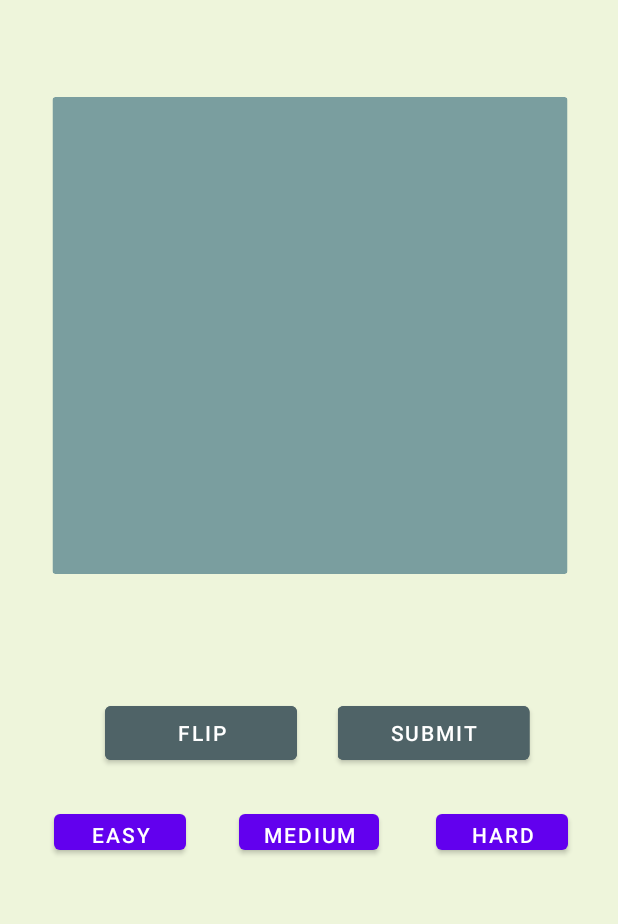
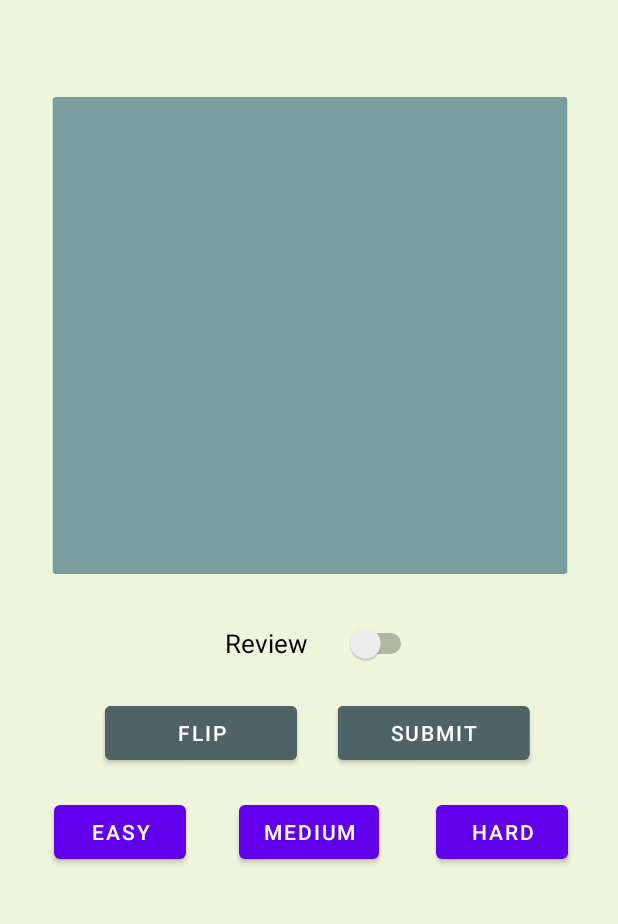
Before and after one commit to Nick-1357/QuizApp, an Android app: the FlashCardBackActivity screen opened directly, with no data from a screen before it, after a tap on "EASY", on a phone screen of 412 x 824 dp, the part 212-1136 px from its top. Run offline under Robolectric (Android 15) with nearby library versions, the light colour scheme and no system bars; 3 statements that could not run were skipped.

Commit message:
implement flashcard back difficulty buttons

```diff
--- a/QuizApp/app/src/main/java/edu/gatech/seclass/quizapp/FlashCardBackActivity.java
+++ b/QuizApp/app/src/main/java/edu/gatech/seclass/quizapp/FlashCardBackActivity.java
@@ -19,17 +19,16 @@
 
     private Button submitButton;
     private Button flipButton;
-    //private Button correctButton;
-    //private Button incorrectButton;
     private String frontText;
     private String backText;
     private FlashCardQuestion flashCardQuestion;
     private int correct;
-    //private Switch toggleSwitch;
+    private Switch toggleSwitch;
     private Button easyButton;
     private Button mediumButton;
     private Button hardButton;
     private ArrayList<Integer> difficultyLevel = new ArrayList<>();
+    private int currentAnswer;
 
     private boolean isAnswered;
 
@@ -55,59 +54,41 @@
     }
 
     private void initializeButtons() {
-//        incorrectButton = (Button) findViewById(R.id.incorrectButton);
-//        incorrectButton.setOnClickListener(view -> {
-//            markIncorrect();
-//            isAnswered = true;
-//        });
-
-//        correctButton = (Button) findViewById(R.id.correctButton2);
-//        correctButton.setOnClickListener(view -> {
-//            markCorrect();
-//            isAnswered= true;
-//        });
+        currentAnswer = -1;
 
         easyButton = (Button) findViewById(R.id.easyButton);
         mediumButton = (Button) findViewById(R.id.mediumButton);
         hardButton = (Button) findViewById(R.id.hardButton);
 
         easyButton.setOnClickListener(view -> {
-            if (isAnswered){
-                difficultyLevel.add(1);
-            }
+            currentAnswer = 1;
+            System.out.println("currentAnswer is " + currentAnswer);
         });
 
         mediumButton.setOnClickListener(view -> {
-            if (isAnswered){
-                difficultyLevel.add(3);
-            }
+            currentAnswer = 3;
+            System.out.println("currentAnswer is " + currentAnswer);
         });
 
-
         hardButton.setOnClickListener(view -> {
-            if (isAnswered){
-                difficultyLevel.add(5);
-            }
-        });
-
-        submitButton.setOnClickListener(view -> {
-            if (isAnswered){
-                System.out.println("correct: "+correct);
-                submitFunctionality();
-            }
+            currentAnswer = 5;
+            System.out.println("currentAnswer is " + currentAnswer);
         });
 
         submitButton = (Button) findViewById(R.id.submitButtonFB);
         submitButton.setOnClickListener(view -> {
-            if (isAnswered){
+            if (currentAnswer > 0){
                 System.out.println("correct: "+correct);
+                System.out.println("Submitted answer is " + currentAnswer);
+                difficultyLevel.add(currentAnswer);
+                currentAnswer = -1;
                 submitFunctionality();
             }
         });
 
         flipButton = (Button) findViewById(R.id.flipButton);
         flipButton.setOnClickListener(view -> goToFront());
-        //toggleSwitch = findViewById(R.id.flashcardbackswitch);
+        toggleSwitch = findViewById(R.id.flashcardbackswitch);
     }
 
     /**
@@ -121,9 +102,9 @@
         UserAnswer userAnswer = new UserAnswer(flashCardQuestion, dummy, currentUser.userID, null, correct);
 
         currentUser.currentQuizAttempt.addUserAnswer(userAnswer);
-//        if (toggleSwitch.isChecked()) {
-//            currentUser.currentQuizAttempt.addToggledQuestions(flashCardQuestion);
-//        }
+        if (toggleSwitch.isChecked()) {
+            currentUser.currentQuizAttempt.addToggledQuestions(flashCardQuestion);
+        }
         goToNextScreen();
     }
 
--- a/QuizApp/app/src/main/res/layout/activity_flashcard_back.xml
+++ b/QuizApp/app/src/main/res/layout/activity_flashcard_back.xml
@@ -7,15 +7,6 @@
     android:layout_height="match_parent"
     android:background="@color/pastel_lime"
     android:backgroundTint="@color/pastel_lime">
-
-<!--    <Button-->
-<!--        android:id="@+id/correctButton2"-->
-<!--        android:layout_width="128dp"-->
-<!--        android:layout_height="wrap_content"-->
-<!--        android:backgroundTint="@color/pastel_middle_green"-->
-<!--        android:text="@string/Correct"-->
-<!--        android:translationX="70dp"-->
-<!--        android:translationY="480dp" />-->
 
     <androidx.cardview.widget.CardView
         android:id="@+id/cardView2"
@@ -33,6 +24,24 @@
         class="androidx.cardview.widget.CardView"
         android:layout_width="wrap_content"
         android:layout_height="wrap_content" />
+
+    <LinearLayout
+        android:layout_width="match_parent"
+        android:layout_height="match_parent"
+        android:orientation="vertical">
+
+        <Switch
+            android:id="@+id/flashcardbackswitch"
+            android:layout_width="128dp"
+            android:layout_height="wrap_content"
+            android:minHeight="48dp"
+            android:text="@string/Review"
+            android:textOff="@string/Review"
+            android:textOn="@string/Review"
+            android:textSize="17dp"
+            android:translationX="150dp"
+            android:translationY="490dp" />
+    </LinearLayout>
 
     <androidx.cardview.widget.CardView
         android:id="@+id/cardView"
@@ -84,37 +93,16 @@
         android:translationX="70dp"
         android:translationY="550dp" />
 
-<!--    <Button-->
-<!--        android:id="@+id/incorrectButton"-->
-<!--        android:layout_width="128dp"-->
-<!--        android:layout_height="wrap_content"-->
-<!--        android:backgroundTint="@color/coral"-->
-<!--        android:text="@string/Incorrect"-->
-<!--        android:translationX="225dp"-->
-<!--        android:translationY="480dp" />-->
-
-
-<!--    <Switch-->
-<!--        android:id="@+id/flashcardbackswitch"-->
-<!--        android:layout_width="128dp"-->
-<!--        android:layout_height="wrap_content"-->
-<!--        android:minHeight="48dp"-->
-<!--        android:text="@string/Review"-->
-<!--        android:textOff="@string/Review"-->
-<!--        android:textOn="@string/Review"-->
-<!--        android:textSize="17dp"-->
-<!--        android:translationX="150dp"-->
-<!--        android:translationY="690dp" />-->
-
     <androidx.constraintlayout.widget.ConstraintLayout
         android:layout_width="match_parent"
-        android:translationY="600dp"
-        android:layout_height="80dp">
+        android:layout_height="80dp"
+        android:translationY="600dp">
 
         <Button
+
             android:id="@+id/easyButton"
             android:layout_width="wrap_content"
-            android:layout_height="36dp"
+            android:layout_height="48dp"
             android:text="Easy"
             app:layout_constraintBottom_toBottomOf="parent"
             app:layout_constraintEnd_toStartOf="@+id/mediumButton"
@@ -125,7 +113,7 @@
         <Button
             android:id="@+id/mediumButton"
             android:layout_width="wrap_content"
-            android:layout_height="36dp"
+            android:layout_height="48dp"
             android:layout_gravity="center"
             android:text="Medium"
             app:layout_constraintBottom_toBottomOf="parent"
@@ -136,7 +124,7 @@
         <Button
             android:id="@+id/hardButton"
             android:layout_width="wrap_content"
-            android:layout_height="36dp"
+            android:layout_height="48dp"
             android:layout_gravity="right"
             android:orientation="horizontal"
             android:text="Hard"
@@ -149,6 +137,4 @@
     </androidx.constraintlayout.widget.ConstraintLayout>
 
 
-
-
 </androidx.coordinatorlayout.widget.CoordinatorLayout>
```
